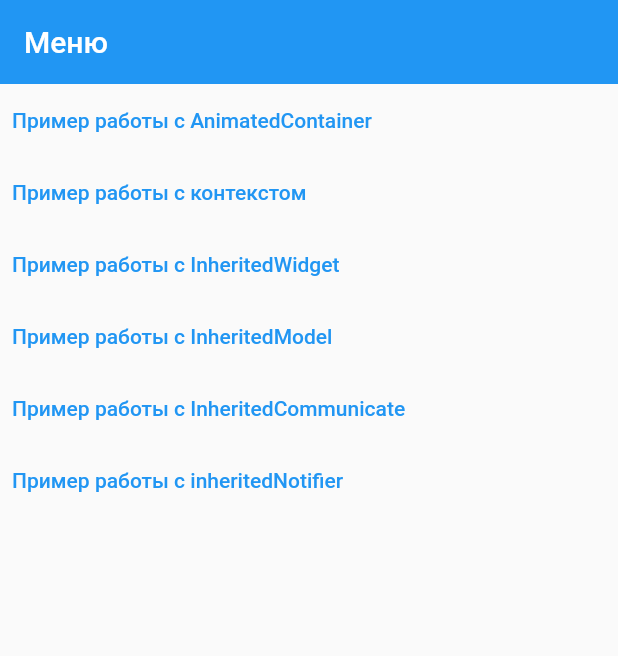
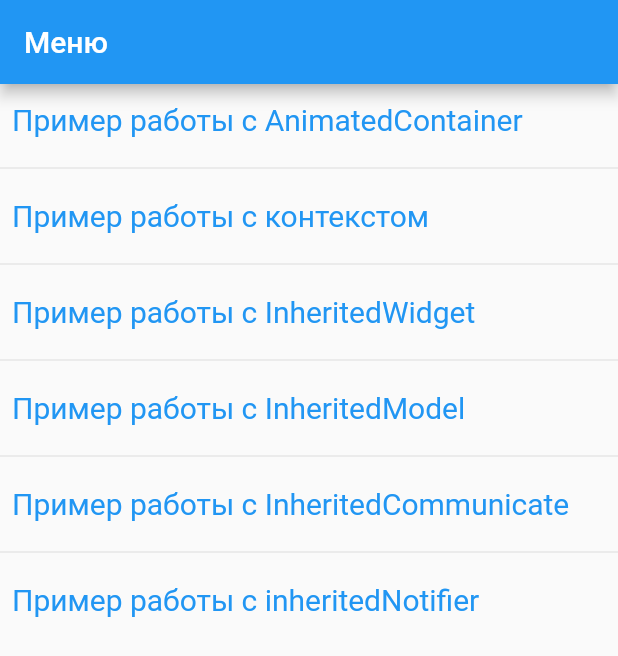
Before and after one commit to roman-romanov/flutter_for_practice, a Flutter app: the screen it shows after launch, on a phone screen of 412 x 824 dp. Shown: the top 656 px of the screen. Run offline on Flutter 3.47's test engine with Material 2 defaults, Android fonts, the phone set to English and light mode, and no system bars; our stand-ins replace geolocator, sizer; missing offline and left inert: split_view.

Commit message:
change_menu_list

```diff
--- a/lib/main.dart
+++ b/lib/main.dart
@@ -7,7 +7,7 @@ import 'collapse_animated.dart';
 import 'inherited_widget/inherited_communicate.dart';
 import 'inherited_widget/inherited_model.dart';
 import 'inherited_widget/inherited_notifier.dart';
-import 'main_list.dart';
+import 'menu_list.dart';
 
 void main() {
   SystemChrome.setSystemUIOverlayStyle(const SystemUiOverlayStyle(
@@ -32,9 +32,9 @@ class App extends StatelessWidget {
                 selectedItemColor: Colors.red,
                 unselectedItemColor: Colors.grey),
           ),
-          initialRoute: '/main_list',
+          initialRoute: '/menu_list',
           routes: {
-            '/main_list': (context) => const MainList(),
+            '/menu_list': (context) => const MenuList(),
             '/color_button': (context) => const ColorButton(),
             '/container_colors': (context) => const ContainerColors(),
             '/collapse_animated': (context) => const CollapseAnimatedWidget(),
--- a/lib/main_list.dart
+++ /dev/null
@@ -1,47 +0,0 @@
-import 'package:flutter/material.dart';
-import 'package:flutter_for_practice/styles/styles.dart';
-import 'styles/const.dart';
-
-class MainList extends StatelessWidget {
-  const MainList({Key? key}) : super(key: key);
-
-  @override
-  Widget build(BuildContext context) {
-    return LayoutBuilder(builder: (context, constraints) {
-      return Scaffold(
-        appBar: AppBar(title: appBarMenuTitle, elevation: 0.0),
-        body: SafeArea(
-          child: Column(
-            crossAxisAlignment: crossAxisAlignmentLeft,
-            children: [
-              TextButton(
-                  onPressed: () =>
-                      Navigator.pushNamed(context, '/collapse_animated'),
-                  child: collapseAnimatedWidget),
-              TextButton(
-                  onPressed: () =>
-                      Navigator.pushNamed(context, '/container_colors'),
-                  child: colorButtonContext),
-              TextButton(
-                  onPressed: () =>
-                      Navigator.pushNamed(context, '/inherited_widget'),
-                  child: inheritedWidget),
-              TextButton(
-                  onPressed: () =>
-                      Navigator.pushNamed(context, '/inherited_model'),
-                  child: inheritedModel),
-              TextButton(
-                  onPressed: () =>
-                      Navigator.pushNamed(context, '/inherited_communicate'),
-                  child: inheritedCommunicate),
-              TextButton(
-                  onPressed: () =>
-                      Navigator.pushNamed(context, '/inherited_notifier'),
-                  child: inheritedNotifier),
-            ],
-          ),
-        ),
-      );
-    });
-  }
-}
--- /dev/null
+++ b/lib/menu_list.dart
@@ -0,0 +1,67 @@
+import 'package:flutter/material.dart';
+import 'package:flutter_for_practice/styles/styles.dart';
+import 'styles/const.dart';
+
+class MenuList extends StatefulWidget {
+  const MenuList({Key? key}) : super(key: key);
+
+  @override
+  State<MenuList> createState() => _MenuListState();
+}
+
+class _MenuListState extends State<MenuList> {
+  @override
+  Widget build(BuildContext context) {
+    List<TextButton> menuList = [
+      TextButton(
+          style: styleTextButtonFS_20,
+          onPressed: () => Navigator.pushNamed(context, '/collapse_animated'),
+          child: collapseAnimatedWidget),
+      TextButton(
+          style: styleTextButtonFS_20,
+          onPressed: () => Navigator.pushNamed(context, '/container_colors'),
+          child: colorButtonContext),
+      TextButton(
+          style: styleTextButtonFS_20,
+          onPressed: () => Navigator.pushNamed(context, '/inherited_widget'),
+          child: inheritedWidget),
+      TextButton(
+          style: styleTextButtonFS_20,
+          onPressed: () => Navigator.pushNamed(context, '/inherited_model'),
+          child: inheritedModel),
+      TextButton(
+          style: styleTextButtonFS_20,
+          onPressed: () =>
+              Navigator.pushNamed(context, '/inherited_communicate'),
+          child: inheritedCommunicate),
+      TextButton(
+          style: styleTextButtonFS_20,
+          onPressed: () => Navigator.pushNamed(context, '/inherited_notifier'),
+          child: inheritedNotifier),
+    ];
+    return LayoutBuilder(builder: (context, constraints) {
+      return Scaffold(
+        appBar: AppBar(title: appBarMenuTitle),
+        body: SafeArea(
+          child: ListView.separated(
+            physics:
+                BouncingScrollPhysics(parent: AlwaysScrollableScrollPhysics()),
+            itemCount: menuList.length,
+            separatorBuilder: (context, index) => Divider(),
+            itemBuilder: (context, index) {
+              return Column(
+                mainAxisAlignment: mainAxisAlignmentLeft,
+                children: [
+                  Container(
+                    alignment: Alignment.centerLeft,
+                    child: menuList[index],
+                  ),
+                ],
+              );
+            },
+          ),
+        ),
+      );
+    });
+  }
+}
--- a/lib/styles/const.dart
+++ b/lib/styles/const.dart
@@ -20,6 +20,8 @@ const Widget appBarAnimatedContainer = Text('Виджет AnimatedContainer');
 const Widget appBarInheritedNotifier = Text('Виджет InheritedNotifier');
 const Widget appBarInheritedModel = Text('Модель InheritedModel');
 const Widget appBarInheritedExample = Text('Пример InheritedExample');
+const Widget appBarContext =
+    Text('Пример работы с Контекстом', overflow: TextOverflow.fade);
 const Widget appBarInheritedCommunicate =
     Text('Пример InheritedCommunicate', overflow: TextOverflow.fade);
 const Widget collapseAnimatedWidget = Text('Пример работы с AnimatedContainer');
--- a/lib/styles/styles.dart
+++ b/lib/styles/styles.dart
@@ -27,9 +27,12 @@ const crossAxisAlignmentLeft = CrossAxisAlignment.start;
 
 final styleSimple_FS10 = TextStyle(fontSize: 10);
 final styleSimple_FS20 = TextStyle(fontSize: 20);
+final styleSimple_FS25 = TextStyle(fontSize: 25);
 final styleSimple_FS30 = TextStyle(fontSize: 30);
 final styleSimple_FS40 = TextStyle(fontSize: 40);
 final styleSimple_FS50 = TextStyle(fontSize: 50);
 final styleDecrement =
     ButtonStyle(backgroundColor: MaterialStateProperty.all(Colors.red));
 final styleIconMenuOpen = Icon(Icons.menu_open);
+
+final styleTextButtonFS_20=  TextButton.styleFrom(textStyle: styleSimple_FS20);
```
Also changed, not shown: lib/context.dart (+3 -5 lines), lib/inherited_widget/inherited_notifier.dart (+12 -16 lines).
